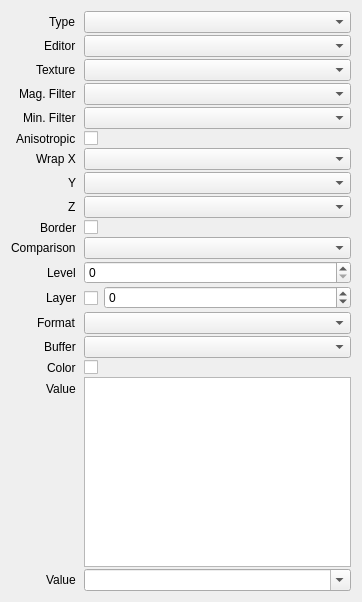
houmain/gpupad, file src/session/BindingProperties.ui: the form before one commit.
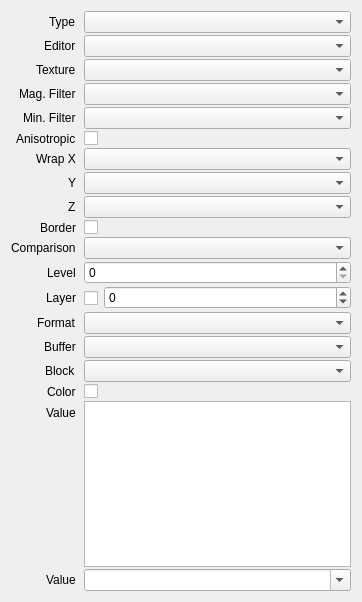
The form after the commit. Custom widgets are drawn as their Qt base class.

Commit message: Replaced Column with Block/Field

```diff
--- a/src/session/BindingProperties.ui
+++ b/src/session/BindingProperties.ui
@@ -230,23 +230,33 @@
       <widget class="ReferenceComboBox" name="buffer"/>
      </item>
      <item row="15" column="0">
+      <widget class="QLabel" name="labelBlock">
+       <property name="text">
+        <string>Block</string>
+       </property>
+      </widget>
+     </item>
+     <item row="15" column="1">
+      <widget class="ReferenceComboBox" name="block"/>
+     </item>
+     <item row="16" column="0">
       <widget class="QLabel" name="labelColor">
        <property name="text">
         <string>Color</string>
        </property>
       </widget>
      </item>
-     <item row="15" column="1">
+     <item row="16" column="1">
       <widget class="ColorPicker" name="color"/>
      </item>
-     <item row="16" column="0">
+     <item row="17" column="0">
       <widget class="QLabel" name="labelExpressions">
        <property name="text">
         <string>Value</string>
        </property>
       </widget>
      </item>
-     <item row="16" column="1">
+     <item row="17" column="1">
       <widget class="ExpressionMatrix" name="expressions">
        <property name="verticalScrollBarPolicy">
         <enum>Qt::ScrollBarAlwaysOff</enum>
@@ -283,14 +293,14 @@
        </attribute>
       </widget>
      </item>
-     <item row="17" column="0">
+     <item row="18" column="0">
       <widget class="QLabel" name="labelSubroutine">
        <property name="text">
         <string>Value</string>
        </property>
       </widget>
      </item>
-     <item row="17" column="1">
+     <item row="18" column="1">
       <widget class="QComboBox" name="subroutine">
        <property name="editable">
         <bool>true</bool>
```
The commit also changes 37 other files.
